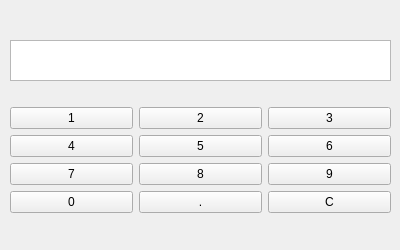
Above: NumericKeyboard/keypad.ui from Stefan-Dr/NumericKeyboard before the change. Below: the same form after it.
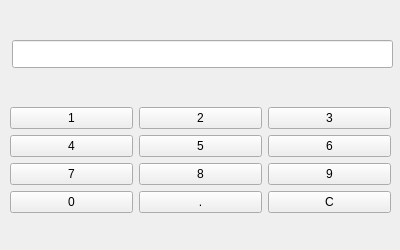
That is the form after the change.

Commit message: hotfix/QTextEdit-replaced-with-QLineEdit

```diff
--- a/NumericKeyboard/keypad.ui
+++ b/NumericKeyboard/keypad.ui
@@ -224,21 +224,15 @@
      </item>
     </layout>
    </widget>
-   <widget class="QTextEdit" name="textEdit">
+   <widget class="QLineEdit" name="lineEdit">
     <property name="geometry">
      <rect>
-      <x>10</x>
+      <x>12</x>
       <y>40</y>
       <width>381</width>
-      <height>41</height>
+      <height>28</height>
      </rect>
     </property>
-    <property name="sizePolicy">
-     <sizepolicy hsizetype="Minimum" vsizetype="Minimum">
-      <horstretch>0</horstretch>
-      <verstretch>0</verstretch>
-     </sizepolicy>
-    </property>
    </widget>
   </widget>
  </widget>
```
The commit also changes 1 other file.
